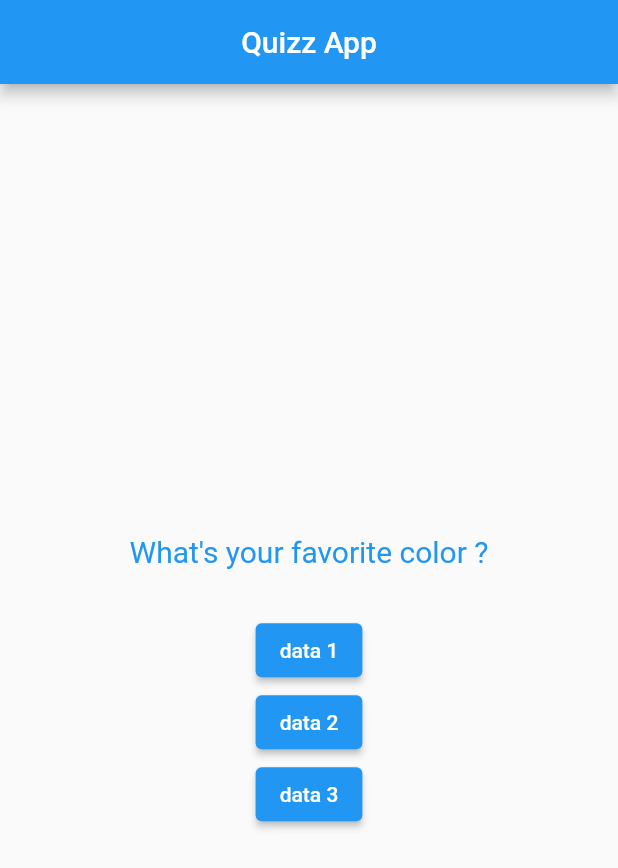
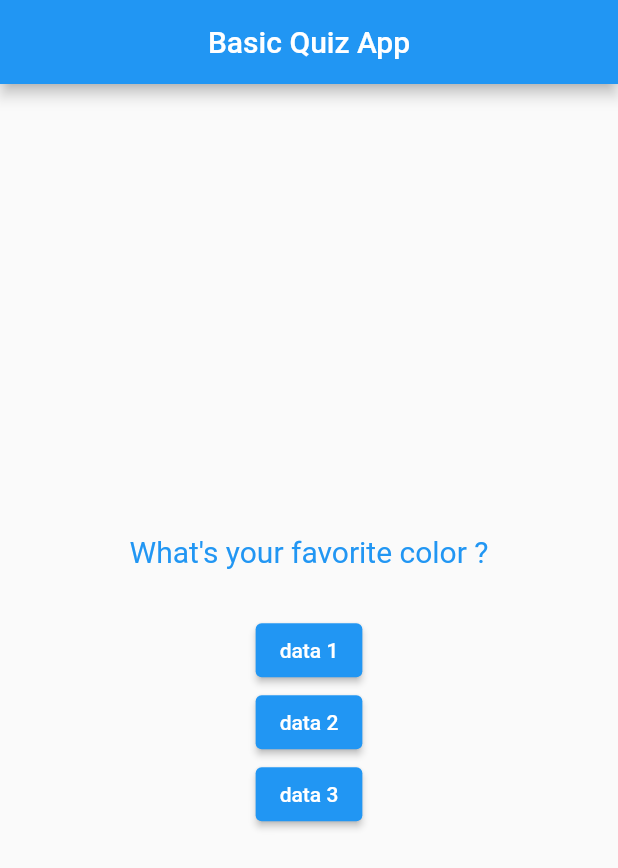
Before and after one commit to javedAJ/basic-app, a Flutter app: the screen it shows after launch, on a phone screen of 412 x 824 dp. Shown: the top 868 px of the screen. Run offline on Flutter 3.47's test engine with Material 2 defaults, Android fonts, the phone set to English and light mode, and no system bars.

Commit message:
Changed Title

```diff
--- a/lib/main.dart
+++ b/lib/main.dart
@@ -36,7 +36,7 @@ class _MyappState extends State<Myapp> {
       debugShowCheckedModeBanner: false,
       home: Scaffold(
           appBar: AppBar(
-            title: Center(child: Text("Quizz App")),
+            title: Center(child: Text("Basic Quiz App")),
           ),
           body: Center(
             child: Column(
```
